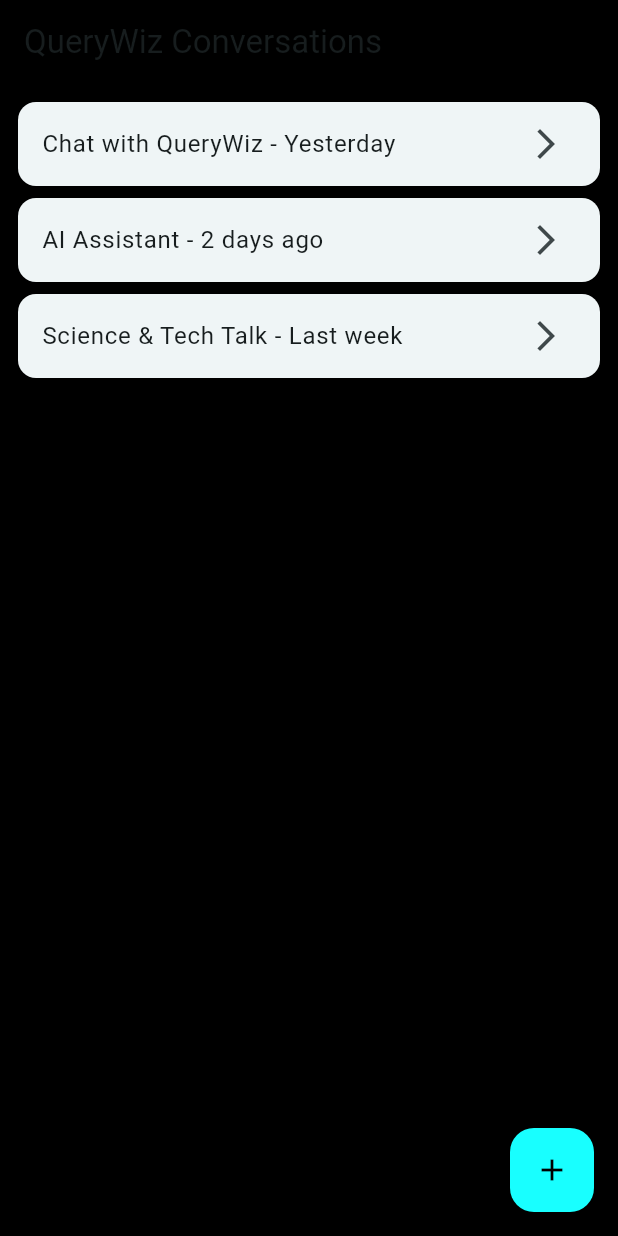
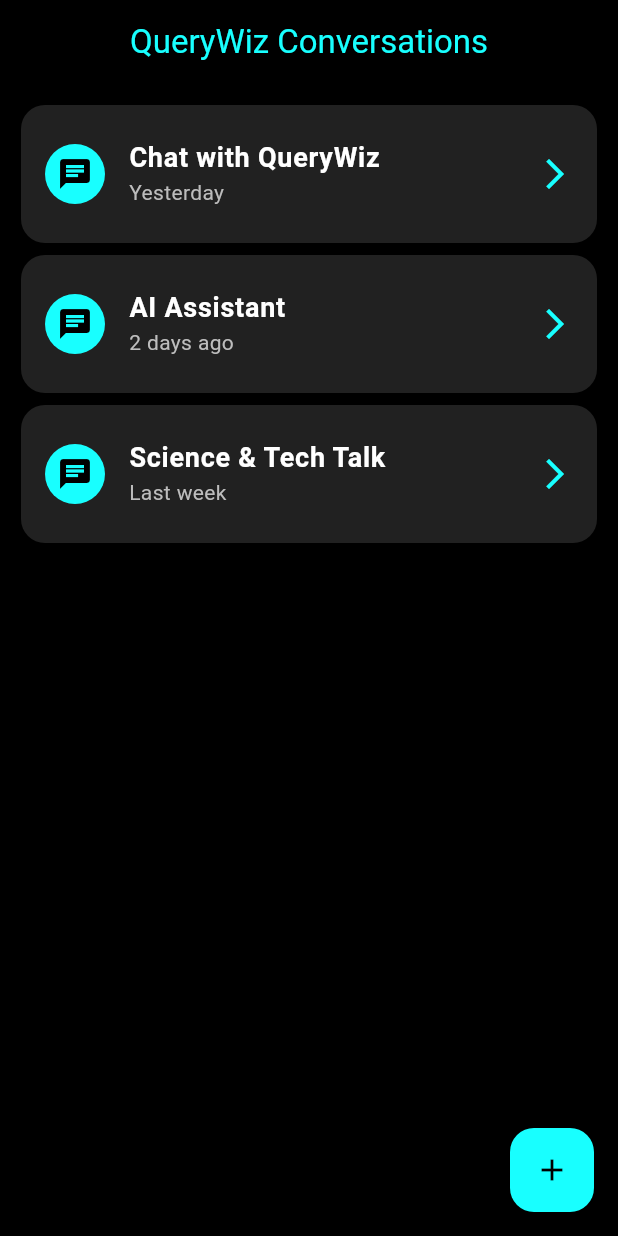
Before and after one commit to emnggprw/querywiz, a Flutter app: the screen it shows after launch, on a phone screen of 412 x 824 dp. Run offline on Flutter 3.47's test engine with Material 3 defaults, Android fonts, the phone set to English and light mode, and no system bars; our stand-ins replace fluttertoast.

Commit message:
Improved home screen UI

```diff
--- a/lib/screens/home_screen.dart
+++ b/lib/screens/home_screen.dart
@@ -10,9 +10,9 @@ class HomeScreen extends StatefulWidget {
 
 class _HomeScreenState extends State<HomeScreen> {
   final List<Map<String, String>> _conversations = [
-    {'id': '1', 'title': 'Chat with QueryWiz - Yesterday'},
-    {'id': '2', 'title': 'AI Assistant - 2 days ago'},
-    {'id': '3', 'title': 'Science & Tech Talk - Last week'},
+    {'id': '1', 'title': 'Chat with QueryWiz', 'subtitle': 'Yesterday'},
+    {'id': '2', 'title': 'AI Assistant', 'subtitle': '2 days ago'},
+    {'id': '3', 'title': 'Science & Tech Talk', 'subtitle': 'Last week'},
   ];
 
   void _startNewConversation() {
@@ -25,7 +25,7 @@ class _HomeScreenState extends State<HomeScreen> {
   void _openConversation(String id) {
     Navigator.push(
       context,
-      MaterialPageRoute(builder: (context) => const ChatScreen()), // Future: Pass chat ID when integrating database
+      MaterialPageRoute(builder: (context) => const ChatScreen()),
     );
   }
 
@@ -33,22 +33,41 @@ class _HomeScreenState extends State<HomeScreen> {
   Widget build(BuildContext context) {
     return Scaffold(
       appBar: AppBar(
-        title: const Text('QueryWiz Conversations'),
+        title: const Text('QueryWiz Conversations', style: TextStyle(color: Colors.cyanAccent)),
+        centerTitle: true,
         backgroundColor: Colors.black54,
+        elevation: 0,
       ),
-      body: ListView.builder(
-        padding: const EdgeInsets.all(8),
+      body: Container(
+        padding: const EdgeInsets.all(10),
+        decoration: const BoxDecoration(color: Colors.black),
+        child: ListView.builder(
           itemCount: _conversations.length,
           itemBuilder: (context, index) {
             final conversation = _conversations[index];
             return Card(
+              color: Colors.grey.shade900,
+              shape: RoundedRectangleBorder(borderRadius: BorderRadius.circular(16)),
               child: ListTile(
-              title: Text(conversation['title']!),
+                contentPadding: const EdgeInsets.symmetric(vertical: 10, horizontal: 16),
+                title: Text(
+                  conversation['title']!,
+                  style: const TextStyle(fontSize: 18, fontWeight: FontWeight.bold, color: Colors.white),
+                ),
+                subtitle: Text(
+                  conversation['subtitle']!,
+                  style: TextStyle(fontSize: 14, color: Colors.grey.shade400),
+                ),
+                leading: CircleAvatar(
+                  backgroundColor: Colors.cyanAccent,
+                  child: Icon(Icons.chat, color: Colors.black),
+                ),
+                trailing: const Icon(Icons.arrow_forward_ios, color: Colors.cyanAccent),
                 onTap: () => _openConversation(conversation['id']!),
-              trailing: const Icon(Icons.arrow_forward_ios),
               ),
             );
           },
+        ),
       ),
       floatingActionButton: FloatingActionButton(
         onPressed: _startNewConversation,
```
Lines whose indentation alone changed are shown as unchanged.
